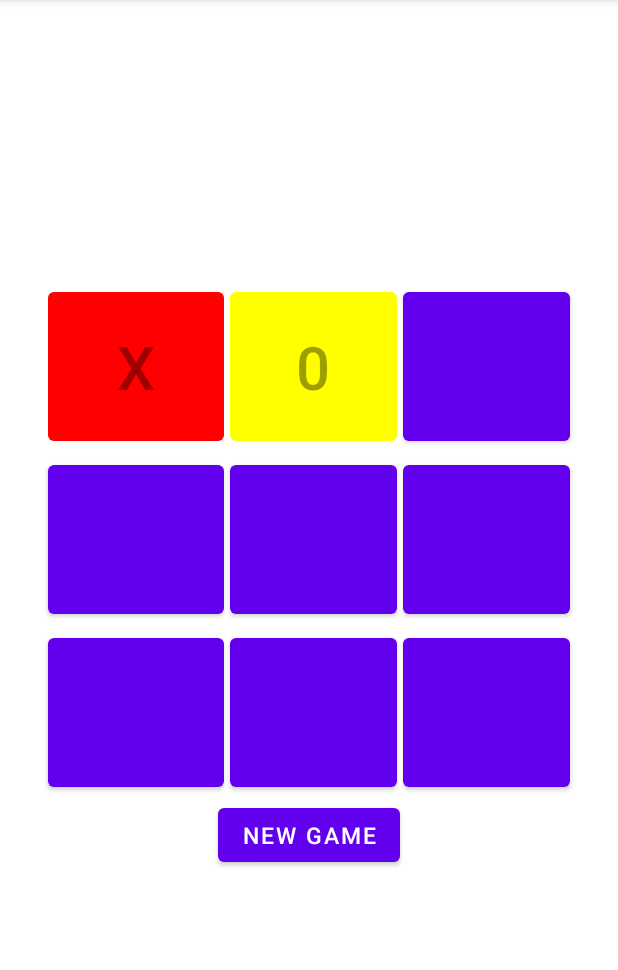
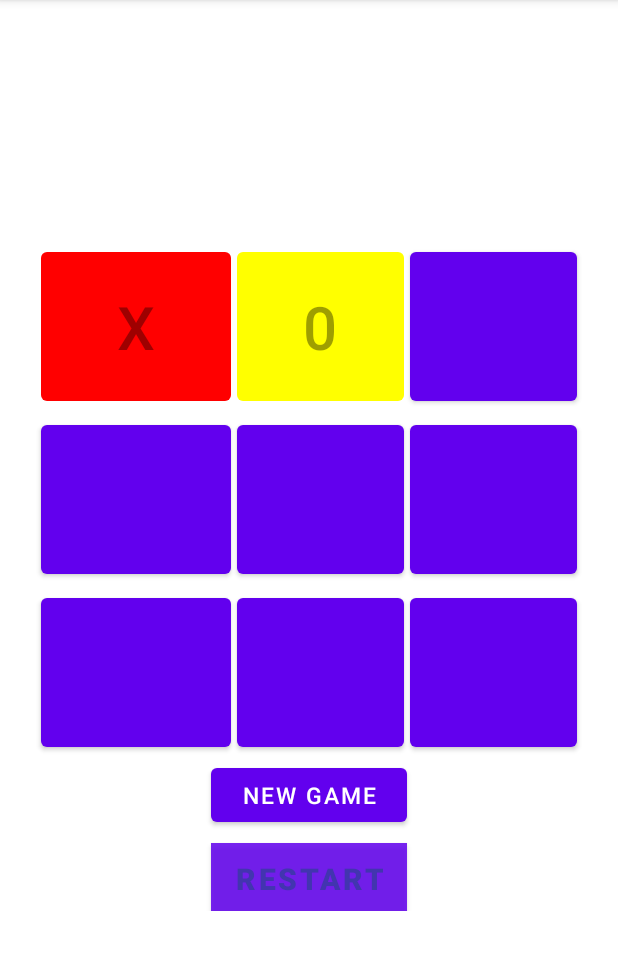
Before and after one commit to Ana-Iarajuli/Tic-Tac-Toe, an Android app: the screen it shows after launch (MainActivity), after a tap on an icon or button, on a phone screen of 412 x 824 dp, the part 84-1054 px from its top. Run offline under Robolectric (Android 15) with nearby library versions, the phone set to English and light mode, and no system bars; 1 other tap on this screen came first.

Commit message:
Update activity_main.xml

```diff
--- a/app/src/main/res/layout/activity_main.xml
+++ b/app/src/main/res/layout/activity_main.xml
@@ -108,4 +108,22 @@
 
     </TableRow>
 
+    <TableRow
+        android:layout_width="wrap_content"
+        android:layout_height="wrap_content"
+        android:gravity="center">
+
+        <Button
+            android:id="@+id/buttonRestart"
+            android:layout_width="wrap_content"
+            android:layout_height="match_parent"
+            android:text="Restart"
+            android:textColor="#4235AF"
+            android:textStyle="bold"
+            android:background="#DAFFFFFF"
+            android:textSize="20sp"
+            android:layout_marginTop="5dp"/>
+
+    </TableRow>
+
 </TableLayout>
```
